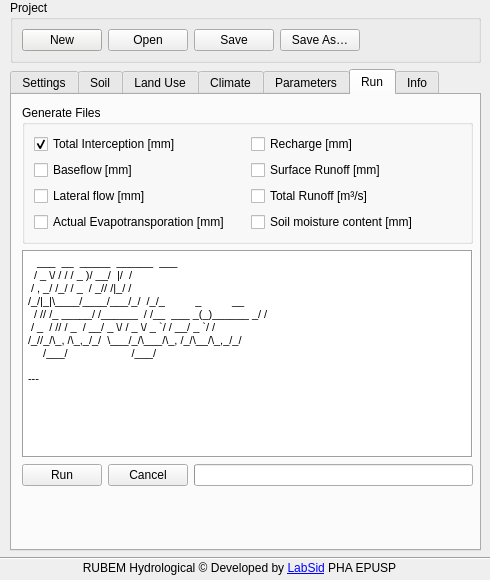
The window that rubem_hydrological_dialog_base.ui (LabSid-USP/RUBEMHydrological) describes before a commit, drawn with Qt 5.
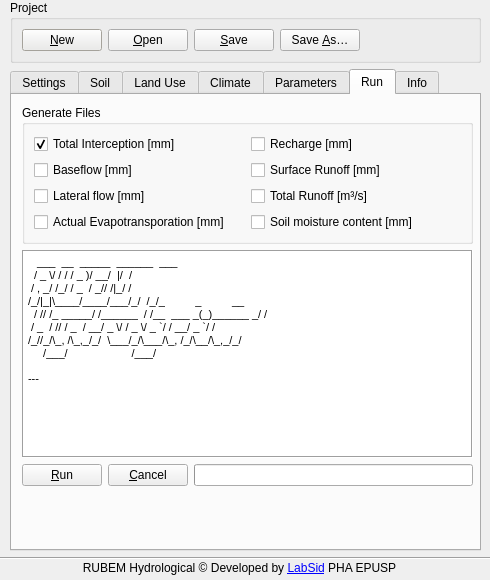
The same window after the commit. The open tabs and pages were chosen to show the change. Icons and pictures are not drawn.

Commit message: Add keyboard accelerators to buttons with names

Diff of the .ui file:
```diff
--- a/rubem_hydrological_dialog_base.ui
+++ b/rubem_hydrological_dialog_base.ui
@@ -200,7 +200,7 @@
             </sizepolicy>
            </property>
            <property name="text">
-            <string>New</string>
+            <string>&amp;New</string>
            </property>
           </widget>
          </item>
@@ -213,7 +213,7 @@
             </sizepolicy>
            </property>
            <property name="text">
-            <string>Open</string>
+            <string>&amp;Open</string>
            </property>
           </widget>
          </item>
@@ -226,14 +226,14 @@
             </sizepolicy>
            </property>
            <property name="text">
-            <string>Save</string>
+            <string>&amp;Save</string>
            </property>
           </widget>
          </item>
          <item>
           <widget class="QPushButton" name="pushButton_SaveAsProject">
            <property name="text">
-            <string>Save As…</string>
+            <string>Save &amp;As…</string>
            </property>
           </widget>
          </item>
@@ -3384,14 +3384,14 @@
              <item row="0" column="0">
               <widget class="QPushButton" name="btn_Run">
                <property name="text">
-                <string>Run</string>
+                <string>&amp;Run</string>
                </property>
               </widget>
              </item>
              <item row="0" column="1">
               <widget class="QPushButton" name="btn_Cancel">
                <property name="text">
-                <string>Cancel</string>
+                <string>&amp;Cancel</string>
                </property>
               </widget>
              </item>
```
